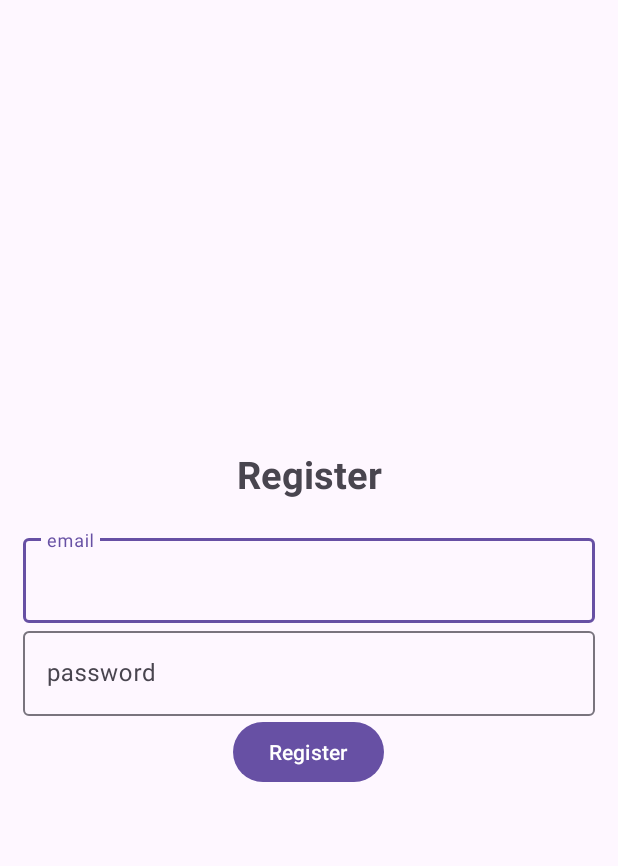
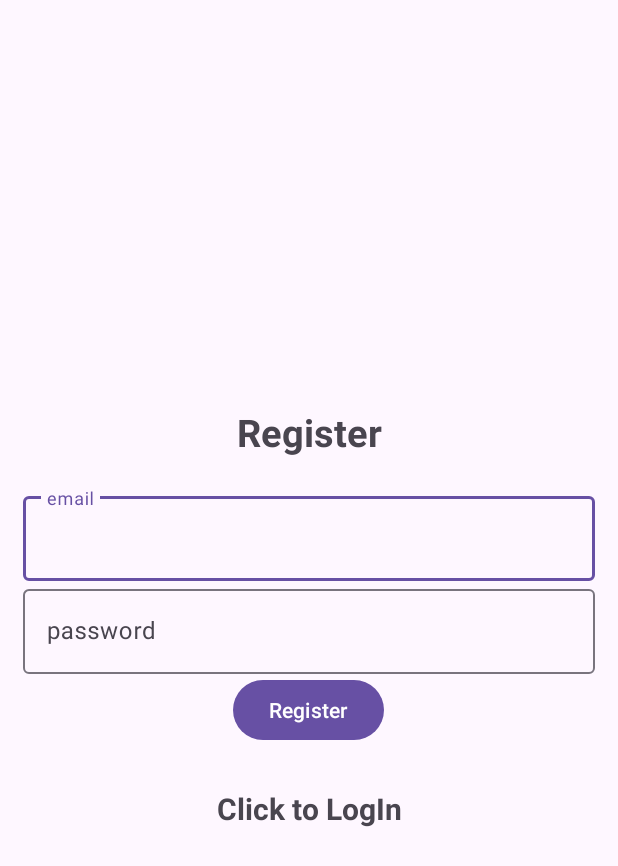
Before and after one commit to kinyanjui-Nyaga/Login-and-Signin, an Android app: the layout activity_register.xml on its own in the app's theme, with its tools: preview values and no code run, on a phone screen of 412 x 824 dp. Shown: the top 866 px of the screen. Run offline under Robolectric (Android 15) with nearby library versions, the phone set to English and light mode, and no system bars.

Commit message:
finsished working on LogIn and the remaining part of Register

```diff
--- a/app/src/main/res/layout/activity_register.xml
+++ b/app/src/main/res/layout/activity_register.xml
@@ -56,4 +56,14 @@
         android:layout_width="wrap_content"
         android:layout_height="wrap_content"/>
 
+    <TextView
+        android:textStyle="bold"
+        android:textSize="20sp"
+        android:gravity="center"
+        android:layout_marginTop="28dp"
+        android:id="@+id/loginNow"
+        android:text="@string/click_to_login"
+        android:layout_width="match_parent"
+        android:layout_height="wrap_content"/>
+
 </LinearLayout>
--- a/app/src/main/res/values/strings.xml
+++ b/app/src/main/res/values/strings.xml
@@ -4,4 +4,6 @@
     <string name="email">email</string>
     <string name="password">password</string>
     <string name="register">Register</string>
+    <string name="click_to_login">Click to LogIn</string>
+    <string name="click_to_register">click to register</string>
 </resources>
```
Also changed, not shown: app/src/main/java/com/example/signin_sign_up/Login.java (+88 -0 lines), app/src/main/java/com/example/signin_sign_up/Register.java (+26 -0 lines), app/src/main/res/layout/activity_login.xml (+10 -0 lines).
